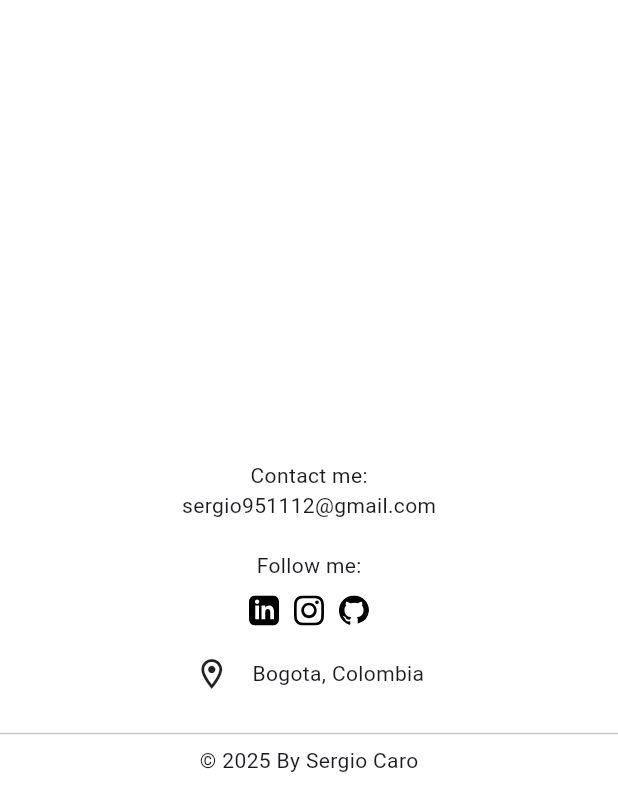
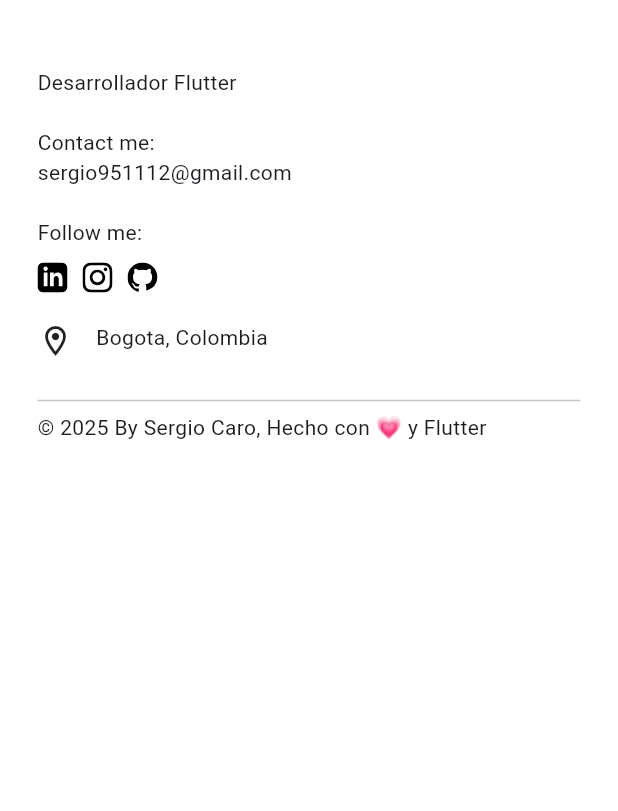
Before and after one commit to sergioc12r/sergio_web, a Flutter app: the Footer widget shown alone on an empty page, opened directly, on a phone screen of 412 x 824 dp. Shown: the top 811 px of the screen. Run offline on Flutter 3.47's test engine with Material 3 defaults, Android fonts, the phone set to English and light mode, and no system bars; our stand-ins replace flutter_svg; generated files the repository leaves out were written again.

Commit message:
[Footer] - Update footer widgets with new styles

```diff
--- a/lib/common/footer/ui/footer.dart
+++ b/lib/common/footer/ui/footer.dart
@@ -1,5 +1,5 @@
 import 'package:flutter/material.dart';
-import 'package:sergio_web/common/footer/ui/footer_%20location.dart';
+import 'package:sergio_web/common/footer/ui/footer_location.dart';
 import 'package:sergio_web/common/footer/ui/footer_contact_us.dart';
 import 'package:sergio_web/common/footer/ui/footer_social_media.dart';
 
@@ -12,9 +12,13 @@ class Footer extends StatelessWidget {
       return Container(
         width: constraints.maxWidth,
         color: Colors.white,
+        child: Padding(
+          padding: const EdgeInsets.all(25.0),
           child: Column(
-          mainAxisAlignment: MainAxisAlignment.center,
+            crossAxisAlignment: CrossAxisAlignment.start,
             children: [
+              const SizedBox(height: 20),
+              Text('Desarrollador Flutter'),
               const SizedBox(height: 20),
               FooterContactUs(),
               const SizedBox(height: 20),
@@ -23,9 +27,10 @@ class Footer extends StatelessWidget {
               FooterLocation(),
               const SizedBox(height: 20),
               const Divider(),
-            Text('© 2025 By Sergio Caro'),
-            const SizedBox(height: 20),
+              Text('© 2025 By Sergio Caro, Hecho con 💗 y Flutter'),
+              const SizedBox(height: 30),
             ],
+          ),
         ),
       );
     });
--- a/lib/common/footer/ui/footer_contact_us.dart
+++ b/lib/common/footer/ui/footer_contact_us.dart
@@ -6,6 +6,7 @@ class FooterContactUs extends StatelessWidget {
   @override
   Widget build(BuildContext context) {
     return Column(
+      crossAxisAlignment: CrossAxisAlignment.start,
       children: [
         Text('Contact me:'),
         /// TODO add launch url with email curl
--- a/lib/common/footer/ui/footer_ location.dart
+++ b/lib/common/footer/ui/footer_location.dart
@@ -6,8 +6,7 @@ class FooterLocation extends StatelessWidget {
   @override
   Widget build(BuildContext context) {
     return Row(
-      crossAxisAlignment: CrossAxisAlignment.center,
-      mainAxisAlignment: MainAxisAlignment.center,
+      crossAxisAlignment: CrossAxisAlignment.start,
       children: [
         Icon(Icons.location_on_outlined),
         const SizedBox(width: 15),
--- a/lib/common/footer/ui/footer_social_media.dart
+++ b/lib/common/footer/ui/footer_social_media.dart
@@ -8,6 +8,7 @@ class FlutterSocialMedia extends StatelessWidget {
   @override
   Widget build(BuildContext context) {
     return Column(
+      crossAxisAlignment: CrossAxisAlignment.start,
       children: [
         Text('Follow me:'),
         const SizedBox(height: 10),
--- /dev/null
+++ b/lib/contact/ui/send_me_message_form.dart
@@ -0,0 +1,10 @@
+import 'package:flutter/material.dart';
+
+class SendMeMessageForm extends StatelessWidget {
+  const SendMeMessageForm({super.key});
+
+  @override
+  Widget build(BuildContext context) {
+    return const Placeholder();
+  }
+}
```
Lines whose indentation alone changed are shown as unchanged.
